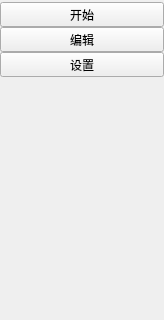
First picture: the form in src/GUI/window/mainWindow/sideMenu/sideMenuWidget.ui, repository firemeatman/C-Light-IDE, before the edit; both pictures show x 0 to 164 and y 0 to 320 of the 164 by 644 pixel window.
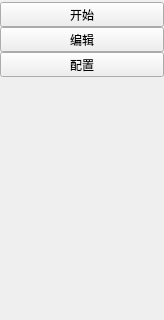
Second picture: the form after the edit. Icons and pictures are not drawn.

The edit to the form file:
```diff
--- a/src/GUI/window/mainWindow/sideMenu/sideMenuWidget.ui
+++ b/src/GUI/window/mainWindow/sideMenu/sideMenuWidget.ui
@@ -208,7 +208,7 @@
             </sizepolicy>
            </property>
            <property name="text">
-            <string>设置</string>
+            <string>配置</string>
            </property>
            <property name="icon">
             <iconset resource="../../../../../resource.qrc">
```
